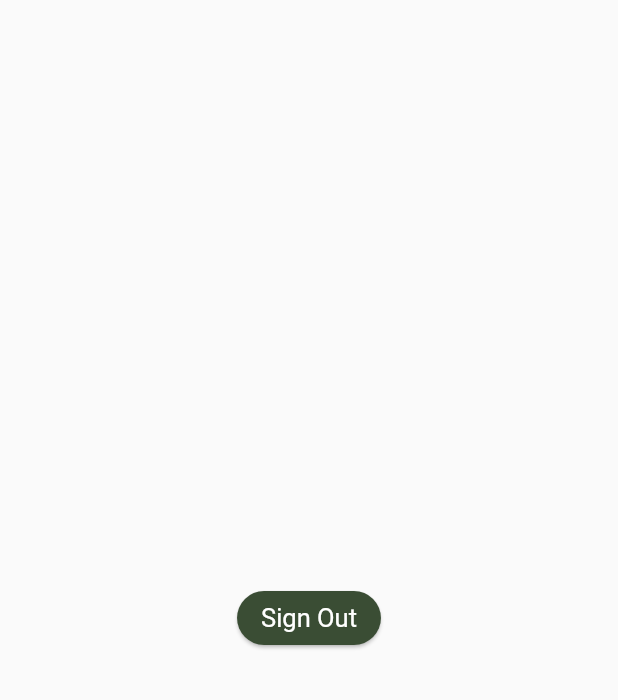
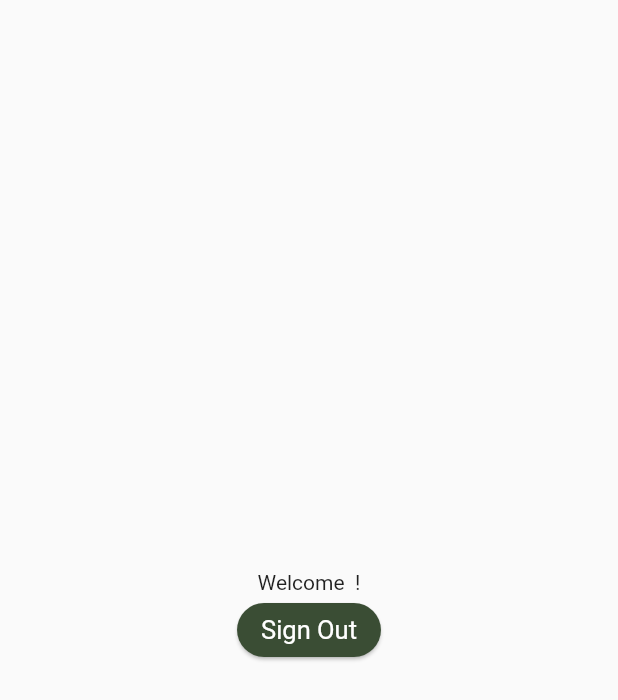
Before and after one commit to alastairrmcneill/plant-care-archive, a Flutter app: the screen it shows once a user with an empty profile is signed in, on a phone screen of 412 x 824 dp. Shown: the top 700 px of the screen. Run offline on Flutter 3.47's test engine with Material 2 defaults, Android fonts, the phone set to English and light mode, and no system bars; our stand-ins replace cloud_firestore, firebase_auth, firebase_core; accounts and stored records are empty.

Commit message:
Add user document on registration

```diff
--- a/lib/models/models.dart
+++ b/lib/models/models.dart
@@ -1,2 +1,3 @@
 export 'custom_error_model.dart';
 export 'user_model.dart';
+export 'plant_model.dart';
--- /dev/null
+++ b/lib/models/plant_model.dart
@@ -0,0 +1 @@
+class Plant {}
--- a/lib/models/user_model.dart
+++ b/lib/models/user_model.dart
@@ -1,5 +1,47 @@
+import 'models.dart';
+
 class AppUser {
-  final String id;
+  final String uid;
+  final String firstName;
+  final String lastName;
+  final String email;
+  final String? profilePictureURL;
+  final List<Plant>? plants;
 
-  AppUser({required this.id});
+  AppUser({
+    this.uid = '',
+    this.firstName = '',
+    this.lastName = '',
+    this.email = '',
+    this.profilePictureURL,
+    this.plants,
+  });
+
+  Map<String, Object?> toJSON() {
+    return {
+      'uid': uid,
+      'firstName': firstName,
+      'lastName': lastName,
+      'email': email,
+      'profilePicutreURL': profilePictureURL,
+      'plants': plants,
+    };
+  }
+
+  AppUser copy({
+    String? uid,
+    String? firstName,
+    String? lastName,
+    String? email,
+    String? profilePicutreURL,
+    List<Plant>? plants,
+  }) =>
+      AppUser(
+        uid: uid ?? this.uid,
+        firstName: firstName ?? this.firstName,
+        lastName: lastName ?? this.lastName,
+        email: email ?? this.email,
+        profilePictureURL: profilePictureURL ?? this.profilePictureURL,
+        plants: plants ?? this.plants,
+      );
 }
--- a/lib/screens/home/home_screen.dart
+++ b/lib/screens/home/home_screen.dart
@@ -1,3 +1,5 @@
+import 'package:cloud_firestore/cloud_firestore.dart';
+import 'package:firebase_auth/firebase_auth.dart';
 import 'package:flutter/material.dart';
 import 'package:plant_care/services/services.dart';
 
@@ -13,11 +15,35 @@ class _HomeScreenState extends State<HomeScreen> {
   Widget build(BuildContext context) {
     return Scaffold(
       body: Center(
-        child: ElevatedButton(
-          onPressed: () async {
-            dynamic result = await AuthService.signOut();
-          },
-          child: Text('Sign Out'),
+        child: Column(
+          mainAxisAlignment: MainAxisAlignment.center,
+          children: [
+            FutureBuilder<DocumentSnapshot>(
+              future: UserDatabaseService.readCurrentUser(FirebaseAuth.instance.currentUser!.uid),
+              builder: (BuildContext context, AsyncSnapshot<DocumentSnapshot> snapshot) {
+                if (snapshot.hasError) {
+                  return Text("Something went wrong");
+                }
+
+                if (snapshot.hasData && !snapshot.data!.exists) {
+                  return Text("User does not exist");
+                }
+
+                if (snapshot.connectionState == ConnectionState.done) {
+                  Map<String, dynamic> data = snapshot.data!.data() as Map<String, dynamic>;
+                  return Text("Welcome ${data['firstName']} ${data['lastName']}!");
+                }
+
+                return Text("loading");
+              },
+            ),
+            ElevatedButton(
+              onPressed: () async {
+                dynamic result = await AuthService.signOut();
+              },
+              child: Text('Sign Out'),
+            ),
+          ],
         ),
       ),
     );
--- /dev/null
+++ b/lib/services/database_service.dart
@@ -0,0 +1,18 @@
+import 'package:cloud_firestore/cloud_firestore.dart';
+import 'package:plant_care/models/user_model.dart';
+
+class UserDatabaseService {
+  static final FirebaseFirestore _db = FirebaseFirestore.instance;
+
+  static Future<void> createUserRecord(AppUser user) async {
+    DocumentReference ref = _db.collection('Users').doc(user.uid);
+
+    ref.set(user.toJSON());
+  }
+
+  static Future<DocumentSnapshot> readCurrentUser(String uid) async {
+    DocumentReference ref = _db.collection('Users').doc(uid);
+
+    return await ref.get();
+  }
+}
--- a/lib/services/services.dart
+++ b/lib/services/services.dart
@@ -1,2 +1,3 @@
 export 'auth_service.dart';
 export 'validation_service.dart';
+export 'database_service.dart';
```
Also changed, not shown: lib/screens/auth/register_screen.dart (+7 -0 lines), lib/services/auth_service.dart (+17 -2 lines).
